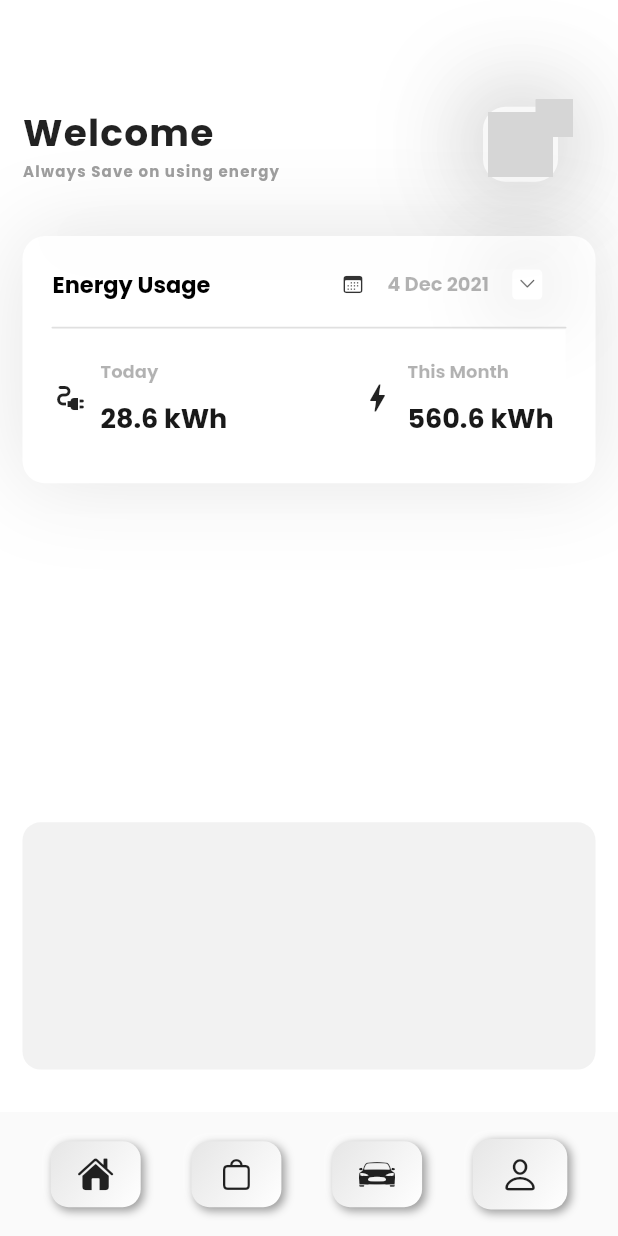
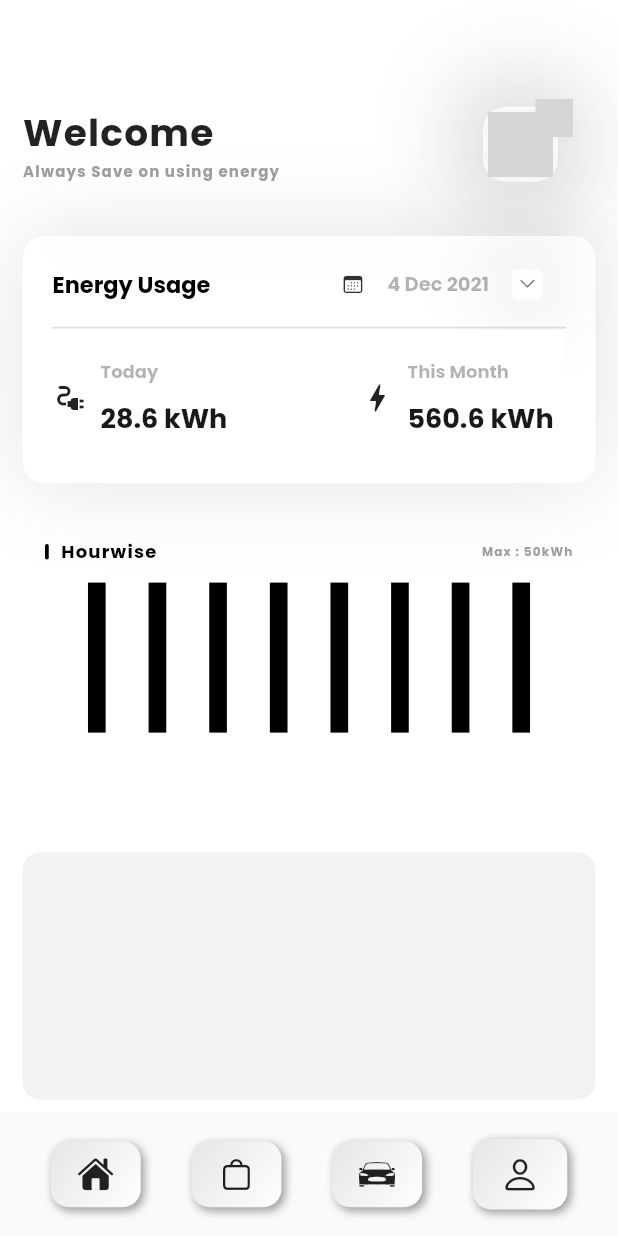
Before and after one commit to amalnathm7/Quark, a Flutter app: the screen it shows once a user with an empty profile is signed in, on a phone screen of 412 x 824 dp. Run offline on Flutter 3.47's test engine with Material 2 defaults, Android fonts, the phone set to English and light mode, and no system bars; drawn by our look-alikes of flutter_neumorphic; our stand-ins replace firebase_auth, firebase_core, google_fonts, lottie; accounts and stored records are empty; network calls fail; grey boxes are pictures that could not be loaded.

Commit message:
ui changes in home page

```diff
--- a/lib/main_screen/home_page/home.dart
+++ b/lib/main_screen/home_page/home.dart
@@ -334,13 +334,113 @@ class _HomePageState extends State<HomePage> {
                     ),
                   ),
                   Container(
-                    height: 20,
+                    height: 10,
                   ),
 
-                  Container(
-                    height: screenHeight/4,
-                    width: screenWidth,
-                    color: Colors.white10,
+                  Padding(
+                    padding: const EdgeInsets.all(15.0),
+                    child: Container(
+                      height: screenHeight/4,
+                      width: screenWidth,
+                      color: Colors.white10,
+                      child: Column(
+                        children: [
+
+
+
+
+                          Container(
+                            height: screenHeight/20,
+                            child: Row(
+                              mainAxisAlignment: MainAxisAlignment.spaceBetween,
+                              children: [
+                                Row(
+                                  children: [
+                                    Container(
+                                      height: screenHeight/80,
+                                      width: 2.5,
+                                      decoration: BoxDecoration(
+                                          color: Colors.black,
+                                          borderRadius: BorderRadius.circular(2)
+                                      ),
+                                    ),
+                                    const Padding(
+                                      padding: EdgeInsets.only(left: 8.0),
+                                      child: Text("Hourwise",style: TextStyle(
+                                          color: Colors.black,
+                                          fontWeight: FontWeight.bold,
+                                          fontSize: 12,
+                                          letterSpacing: .8
+                                      ),),
+                                    ),
+                                  ],
+                                ),
+
+                                const Text("Max : 50kWh",style: TextStyle(
+                                    color: Colors.grey,
+                                    fontWeight: FontWeight.bold,
+                                    fontSize: 8,
+                                    letterSpacing: .8
+                                ),),
+
+                              ],
+                            ),
+                          ),
+
+
+                          Row(
+                            mainAxisAlignment: MainAxisAlignment.spaceEvenly,
+                            children: [
+                              Column(
+
+                                children: [
+                                  Container(
+                                    height: 100,
+                                    width: screenWidth/35,
+                                    color: Colors.black,
+                                  ),
+                                ],
+                              ),
+                              Container(
+                                height: 100,
+                                width: screenWidth/35,
+                                color: Colors.black,
+                              ),
+                              Container(
+                                height: 100,
+                                width: screenWidth/35,
+                                color: Colors.black,
+                              ),
+                              Container(
+                                height: 100,
+                                width: screenWidth/35,
+                                color: Colors.black,
+                              ),
+                              Container(
+                                height: 100,
+                                width: screenWidth/35,
+                                color: Colors.black,
+                              ),
+                              Container(
+                                height: 100,
+                                width: screenWidth/35,
+                                color: Colors.black,
+                              ),
+                              Container(
+                                height: 100,
+                                width: screenWidth/35,
+                                color: Colors.black,
+                              ),
+                              Container(
+                                height: 100,
+                                width: screenWidth/35,
+                                color: Colors.black,
+                              ),
+                            ],
+                          ),
+                        ],
+                      ),
+                    ),
                   ),
 
                   Container(
@@ -361,7 +461,7 @@ class _HomePageState extends State<HomePage> {
                   children: [
                     AnimatedContainer(
 
-                        duration: const Duration(seconds: 1),
+                        duration: const Duration(seconds: 2),
                       curve: Curves.fastLinearToSlowEaseIn,
                       height: notiClick?screenHeight/1.45:0,
                       width: screenWidth,
@@ -413,8 +513,8 @@ class _HomePageState extends State<HomePage> {
                                         width: screenWidth/3.5,
                                         child: Row(
                                           mainAxisAlignment: MainAxisAlignment.end,
-                                          children: [
-                                            const SizedBox(
+                                          children: const [
+                                            SizedBox(
                                               height: 20,
                                               width: 20,
                                               child: Icon(CupertinoIcons.clear,color: Colors.white,size: 14,),
```
